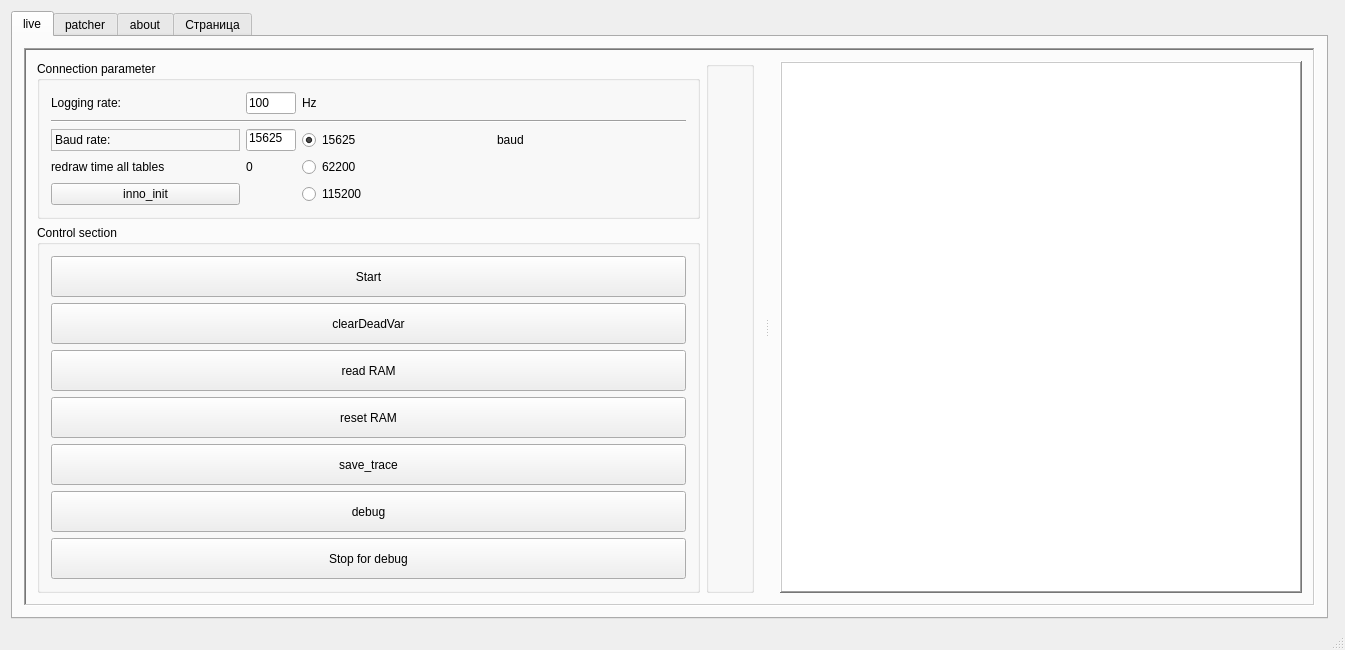
DowJhob/Evo-live-map, file mainwindow.ui: the form before one commit.
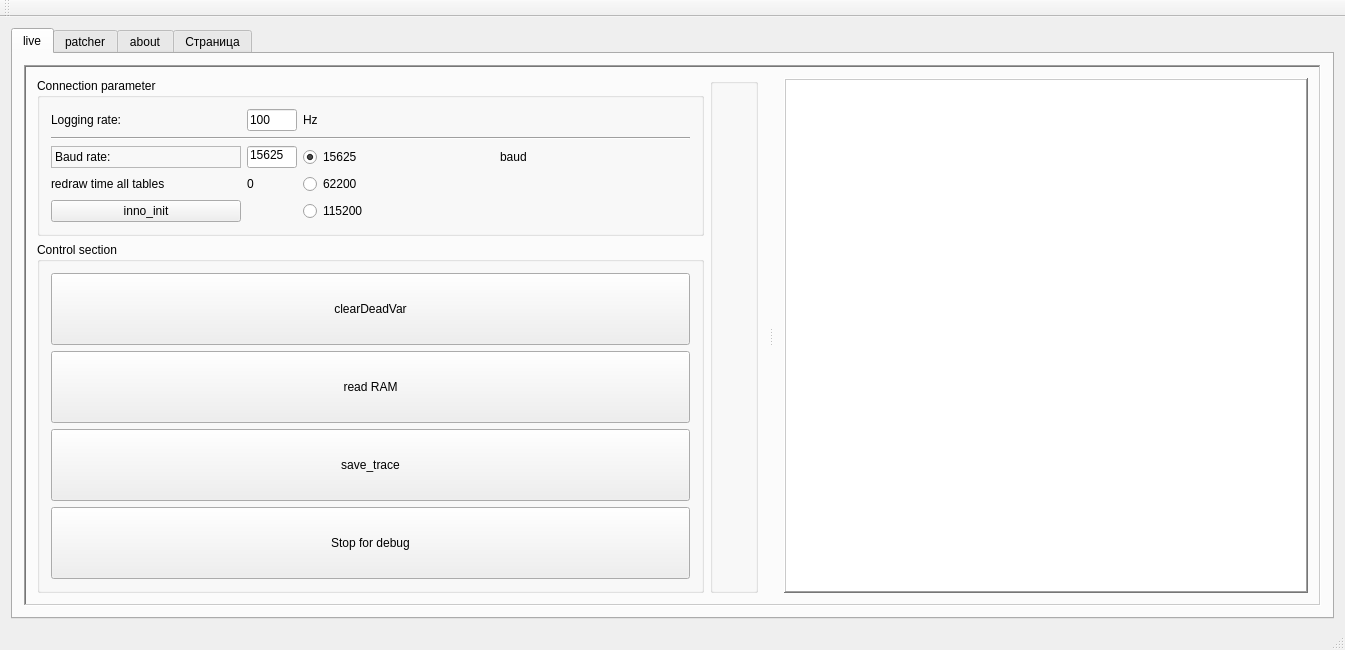
The form after the commit. The open tabs and pages were chosen to show the change.

```diff
--- a/mainwindow.ui
+++ b/mainwindow.ui
@@ -35,7 +35,7 @@
    </size>
   </property>
   <property name="windowTitle">
-   <string>eulle@ya.ru     v 1.1</string>
+   <string>eulle@ya.ru     v 0.1</string>
   </property>
   <property name="layoutDirection">
    <enum>Qt::LeftToRight</enum>
@@ -78,7 +78,7 @@
        <bool>false</bool>
       </property>
       <property name="currentIndex">
-       <number>3</number>
+       <number>0</number>
       </property>
       <widget class="QWidget" name="live_tab">
        <property name="sizePolicy">
@@ -127,43 +127,6 @@
               <layout class="QGridLayout" name="gridLayout_18">
                <item row="0" column="0">
                 <layout class="QVBoxLayout" name="verticalLayout_5">
-                 <item>
-                  <widget class="QPushButton" name="StartButton">
-                   <property name="sizePolicy">
-                    <sizepolicy hsizetype="Expanding" vsizetype="Expanding">
-                     <horstretch>0</horstretch>
-                     <verstretch>0</verstretch>
-                    </sizepolicy>
-                   </property>
-                   <property name="maximumSize">
-                    <size>
-                     <width>3000</width>
-                     <height>3000</height>
-                    </size>
-                   </property>
-                   <property name="baseSize">
-                    <size>
-                     <width>200</width>
-                     <height>200</height>
-                    </size>
-                   </property>
-                   <property name="layoutDirection">
-                    <enum>Qt::LeftToRight</enum>
-                   </property>
-                   <property name="autoFillBackground">
-                    <bool>true</bool>
-                   </property>
-                   <property name="text">
-                    <string>Start</string>
-                   </property>
-                   <property name="autoDefault">
-                    <bool>true</bool>
-                   </property>
-                   <property name="flat">
-                    <bool>false</bool>
-                   </property>
-                  </widget>
-                 </item>
                  <item>
                   <widget class="QPushButton" name="clearDeadVarButton">
                    <property name="sizePolicy">
@@ -196,25 +159,6 @@
                    </property>
                   </widget>
                  </item>
-                 <item>
-                  <widget class="QPushButton" name="RAM_reset_Button">
-                   <property name="sizePolicy">
-                    <sizepolicy hsizetype="Preferred" vsizetype="Expanding">
-                     <horstretch>0</horstretch>
-                     <verstretch>0</verstretch>
-                    </sizepolicy>
-                   </property>
-                   <property name="minimumSize">
-                    <size>
-                     <width>0</width>
-                     <height>20</height>
-                    </size>
-                   </property>
-                   <property name="text">
-                    <string>reset RAM</string>
-                   </property>
-                  </widget>
-                 </item>
                  <item>
                   <widget class="QPushButton" name="save_trace_pushButton">
                    <property name="sizePolicy">
@@ -228,22 +172,6 @@
                    </property>
                   </widget>
                  </item>
-                 <item>
-                  <widget class="QPushButton" name="debugButton">
-                   <property name="sizePolicy">
-                    <sizepolicy hsizetype="Preferred" vsizetype="Expanding">
-                     <horstretch>0</horstretch>
-                     <verstretch>0</verstretch>
-                    </sizepolicy>
-                   </property>
-                   <property name="text">
-                    <string>debug</string>
-                   </property>
-                   <property name="autoDefault">
-                    <bool>true</bool>
-                   </property>
-                  </widget>
-                 </item>
                  <item>
                   <widget class="QPushButton" name="stop_live">
                    <property name="sizePolicy">
@@ -801,6 +729,11 @@
          <layout class="QGridLayout" name="RAMeditorLayout">
           <item row="2" column="0">
            <widget class="QLineEdit" name="start_addr_lineEdit">
+            <property name="font">
+             <font>
+              <pointsize>14</pointsize>
+             </font>
+            </property>
             <property name="text">
              <string>ffffa800</string>
             </property>
@@ -808,6 +741,11 @@
           </item>
           <item row="2" column="1">
            <widget class="QLineEdit" name="count_lineEdit">
+            <property name="font">
+             <font>
+              <pointsize>14</pointsize>
+             </font>
+            </property>
             <property name="text">
              <string>100</string>
             </property>
@@ -845,25 +783,6 @@
       </widget>
      </widget>
     </item>
-    <item>
-     <widget class="Line" name="line_2">
-      <property name="enabled">
-       <bool>true</bool>
-      </property>
-      <property name="frameShadow">
-       <enum>QFrame::Raised</enum>
-      </property>
-      <property name="lineWidth">
-       <number>1</number>
-      </property>
-      <property name="midLineWidth">
-       <number>1</number>
-      </property>
-      <property name="orientation">
-       <enum>Qt::Horizontal</enum>
-      </property>
-     </widget>
-    </item>
    </layout>
   </widget>
   <widget class="QStatusBar" name="statusBar">
@@ -889,6 +808,23 @@
     <bool>true</bool>
    </property>
   </widget>
+  <widget class="QToolBar" name="toolBar">
+   <property name="windowTitle">
+    <string>toolBar</string>
+   </property>
+   <property name="iconSize">
+    <size>
+     <width>128</width>
+     <height>128</height>
+    </size>
+   </property>
+   <attribute name="toolBarArea">
+    <enum>TopToolBarArea</enum>
+   </attribute>
+   <attribute name="toolBarBreak">
+    <bool>false</bool>
+   </attribute>
+  </widget>
  </widget>
  <layoutdefault spacing="6" margin="11"/>
  <resources/>
```
